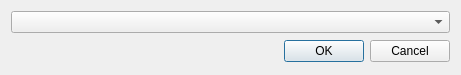
Before: the Qt Designer form gui/uic_imports/dlg_nations_auswahl.ui in Ernie1412/Datei_info_Creator, drawn with Qt 5.
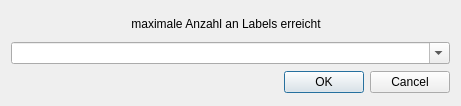
After: the same form once the commit is applied. Custom widgets are drawn as their Qt base class.

The edit to the form file:
```diff
--- a/gui/uic_imports/dlg_nations_auswahl.ui
+++ b/gui/uic_imports/dlg_nations_auswahl.ui
@@ -7,7 +7,7 @@
     <x>0</x>
     <y>0</y>
     <width>451</width>
-    <height>73</height>
+    <height>104</height>
    </rect>
   </property>
   <property name="windowTitle">
@@ -17,20 +17,61 @@
    <item row="0" column="0">
     <layout class="QVBoxLayout" name="verticalLayout">
      <item>
-      <widget class="CustomComboBoxCheck" name="cBox_nations">
+      <widget class="QLabel" name="lbl_maxlabels">
        <property name="minimumSize">
+        <size>
+         <width>430</width>
+         <height>25</height>
+        </size>
+       </property>
+       <property name="maximumSize">
         <size>
          <width>100</width>
+         <height>25</height>
+        </size>
+       </property>
+       <property name="text">
+        <string>maximale Anzahl an Labels erreicht</string>
+       </property>
+       <property name="alignment">
+        <set>Qt::AlignCenter</set>
+       </property>
+      </widget>
+     </item>
+     <item>
+      <widget class="CustomComboBoxCheck" name="cBox_nations">
+       <property name="minimumSize">
+        <size>
+         <width>430</width>
          <height>0</height>
         </size>
        </property>
        <property name="editable">
-        <bool>false</bool>
+        <bool>true</bool>
        </property>
       </widget>
      </item>
      <item>
       <layout class="QHBoxLayout" name="horizontalLayout">
+       <item>
+        <widget class="QLabel" name="lbl_nation_0">
+         <property name="minimumSize">
+          <size>
+           <width>33</width>
+           <height>25</height>
+          </size>
+         </property>
+         <property name="maximumSize">
+          <size>
+           <width>33</width>
+           <height>25</height>
+          </size>
+         </property>
+         <property name="text">
+          <string/>
+         </property>
+        </widget>
+       </item>
        <item>
         <widget class="QLabel" name="lbl_nation_1">
          <property name="minimumSize">
@@ -83,25 +124,6 @@
            <height>25</height>
           </size>
          </property>
-         <property name="text">
-          <string/>
-         </property>
-        </widget>
-       </item>
-       <item>
-        <widget class="QLabel" name="lbl_nation_4">
-         <property name="minimumSize">
-          <size>
-           <width>33</width>
-           <height>25</height>
-          </size>
-         </property>
-         <property name="maximumSize">
-          <size>
-           <width>33</width>
-           <height>25</height>
-          </size>
-         </property>
          <property name="styleSheet">
           <string notr="true"/>
          </property>
@@ -110,6 +132,25 @@
          </property>
         </widget>
        </item>
+       <item>
+        <widget class="QLabel" name="lbl_nation_4">
+         <property name="minimumSize">
+          <size>
+           <width>33</width>
+           <height>25</height>
+          </size>
+         </property>
+         <property name="maximumSize">
+          <size>
+           <width>33</width>
+           <height>25</height>
+          </size>
+         </property>
+         <property name="text">
+          <string/>
+         </property>
+        </widget>
+       </item>
        <item>
         <widget class="QLabel" name="lbl_nation_5">
          <property name="minimumSize">
@@ -148,25 +189,6 @@
          </property>
         </widget>
        </item>
-       <item>
-        <widget class="QLabel" name="lbl_nation_7">
-         <property name="minimumSize">
-          <size>
-           <width>33</width>
-           <height>25</height>
-          </size>
-         </property>
-         <property name="maximumSize">
-          <size>
-           <width>33</width>
-           <height>25</height>
-          </size>
-         </property>
-         <property name="text">
-          <string/>
-         </property>
-        </widget>
-       </item>
        <item>
         <widget class="QDialogButtonBox" name="buttonBox">
          <property name="minimumSize">
```
